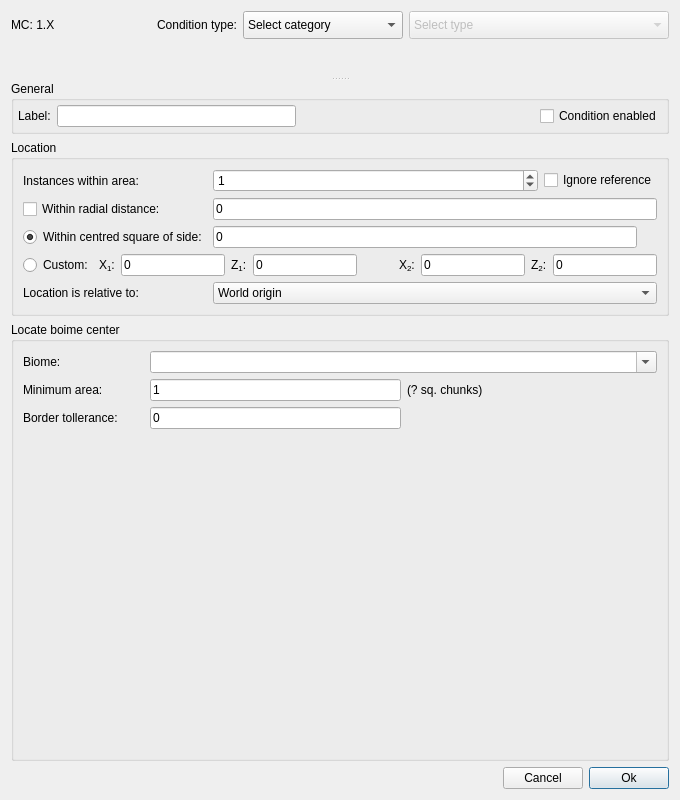
Old version of the form src/conditiondialog.ui in the repository Cubitect/cubiomes-viewer.
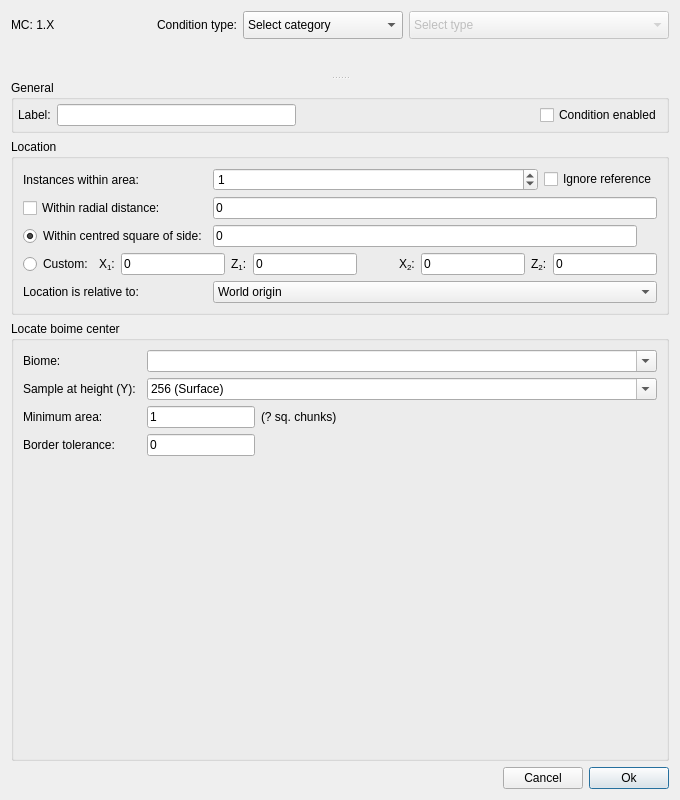
New version of the form. The open tabs and pages were chosen to show the change. Icons and pictures are not drawn. Custom widgets are drawn as their Qt base class.

```diff
--- a/src/conditiondialog.ui
+++ b/src/conditiondialog.ui
@@ -744,7 +744,28 @@
               <string>Locate boime center</string>
              </property>
              <layout class="QGridLayout" name="gridLayout_19">
-              <item row="3" column="1">
+              <item row="3" column="0">
+               <widget class="QLabel" name="label_4">
+                <property name="text">
+                 <string>Border tolerance:</string>
+                </property>
+               </widget>
+              </item>
+              <item row="0" column="0">
+               <widget class="QLabel" name="label_6">
+                <property name="text">
+                 <string>Biome:</string>
+                </property>
+               </widget>
+              </item>
+              <item row="2" column="2" colspan="2">
+               <widget class="QLineEdit" name="lineBiomeSize">
+                <property name="text">
+                 <string>1</string>
+                </property>
+               </widget>
+              </item>
+              <item row="4" column="1">
                <spacer name="verticalSpacer_4">
                 <property name="orientation">
                  <enum>Qt::Vertical</enum>
@@ -757,17 +778,28 @@
                 </property>
                </spacer>
               </item>
-              <item row="0" column="2" colspan="2">
-               <widget class="QComboBox" name="comboMatchBiome">
-                <property name="editable">
-                 <bool>true</bool>
+              <item row="2" column="0">
+               <widget class="QLabel" name="label_5">
+                <property name="text">
+                 <string>Minimum area:</string>
                 </property>
-                <property name="maxVisibleItems">
-                 <number>20</number>
+               </widget>
+              </item>
+              <item row="1" column="0" colspan="2">
+               <widget class="QLabel" name="labelY_2">
+                <property name="text">
+                 <string>Sample at height (Y):</string>
                 </property>
                </widget>
               </item>
-              <item row="1" column="3">
+              <item row="3" column="2" colspan="2">
+               <widget class="QLineEdit" name="lineTolerance">
+                <property name="text">
+                 <string>0</string>
+                </property>
+               </widget>
+              </item>
+              <item row="2" column="4">
                <widget class="QLabel" name="labelBiomeSize">
                 <property name="sizePolicy">
                  <sizepolicy hsizetype="MinimumExpanding" vsizetype="Preferred">
@@ -780,39 +812,79 @@
                 </property>
                </widget>
               </item>
-              <item row="1" column="2">
-               <widget class="QLineEdit" name="lineBiomeSize">
-                <property name="text">
-                 <string>1</string>
+              <item row="0" column="2" colspan="3">
+               <widget class="QComboBox" name="comboMatchBiome">
+                <property name="editable">
+                 <bool>true</bool>
                 </property>
-               </widget>
-              </item>
-              <item row="1" column="0" colspan="2">
-               <widget class="QLabel" name="label_5">
-                <property name="text">
-                 <string>Minimum area:</string>
+                <property name="maxVisibleItems">
+                 <number>20</number>
                 </property>
                </widget>
               </item>
-              <item row="2" column="0">
-               <widget class="QLabel" name="label_4">
-                <property name="text">
-                 <string>Border tollerance:</string>
+              <item row="1" column="2" colspan="3">
+               <widget class="QComboBox" name="comboY2">
+                <property name="editable">
+                 <bool>true</bool>
                 </property>
-               </widget>
-              </item>
-              <item row="0" column="0">
-               <widget class="QLabel" name="label_6">
-                <property name="text">
-                 <string>Biome:</string>
+                <property name="maxVisibleItems">
+                 <number>12</number>
                 </property>
-               </widget>
-              </item>
-              <item row="2" column="2">
-               <widget class="QLineEdit" name="lineTollerance">
-                <property name="text">
-                 <string>0</string>
-                </property>
+                <item>
+                 <property name="text">
+                  <string>256 (Surface)</string>
+                 </property>
+                </item>
+                <item>
+                 <property name="text">
+                  <string>128 (Nether Roof)</string>
+                 </property>
+                </item>
+                <item>
+                 <property name="text">
+                  <string>62 (Sea Level)</string>
+                 </property>
+                </item>
+                <item>
+                 <property name="text">
+                  <string>48</string>
+                 </property>
+                </item>
+                <item>
+                 <property name="text">
+                  <string>32</string>
+                 </property>
+                </item>
+                <item>
+                 <property name="text">
+                  <string>16</string>
+                 </property>
+                </item>
+                <item>
+                 <property name="text">
+                  <string>0</string>
+                 </property>
+                </item>
+                <item>
+                 <property name="text">
+                  <string>-16</string>
+                 </property>
+                </item>
+                <item>
+                 <property name="text">
+                  <string>-32</string>
+                 </property>
+                </item>
+                <item>
+                 <property name="text">
+                  <string>-48</string>
+                 </property>
+                </item>
+                <item>
+                 <property name="text">
+                  <string>-64 (Bedrock)</string>
+                 </property>
+                </item>
                </widget>
               </item>
              </layout>
```
Left out of the diff: 18 changed lines with no effect on the pictures.
